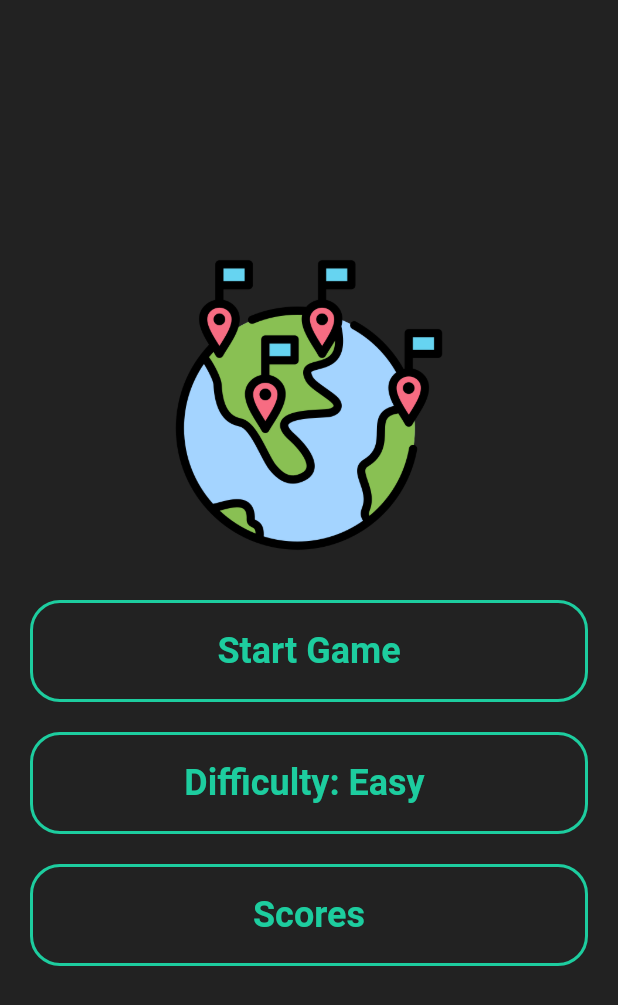
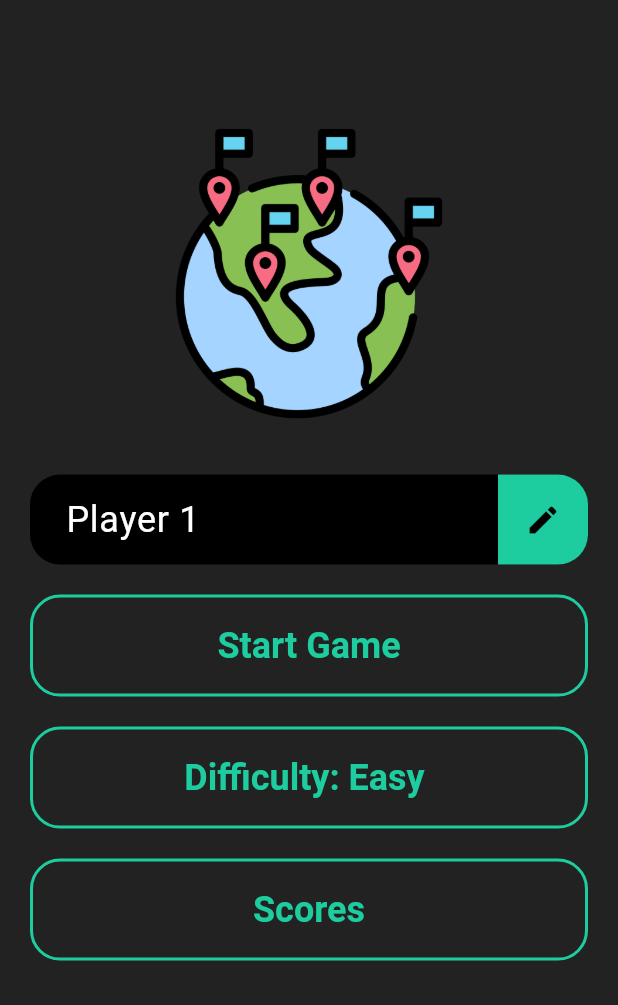
Before and after one commit to s15-coder/Country-Pairs, a Flutter app: the screen it shows after launch, on a phone screen of 412 x 824 dp. Shown: the top 1005 px of the screen. Run offline on Flutter 3.47's test engine with Material 3 defaults, Android fonts, the phone set to English and light mode, and no system bars; our stand-ins replace audioplayers, flutter_riverpod.

```diff
--- /dev/null
+++ b/lib/components/player_name_field.dart
@@ -0,0 +1,117 @@
+import 'package:flutter/material.dart';
+import 'package:pairs_game/constants/ui_colors.dart';
+
+class PlayerNameField extends StatefulWidget {
+  const PlayerNameField({super.key});
+
+  @override
+  State<PlayerNameField> createState() => _PlayerNameFieldState();
+}
+
+class _PlayerNameFieldState extends State<PlayerNameField> {
+  bool editing = false;
+  String playerName = "Player 1";
+  late TextEditingController playerNameController;
+  late FocusNode playerNameFocusNode;
+  @override
+  void initState() {
+    playerNameController = TextEditingController();
+    playerNameFocusNode = FocusNode();
+    playerNameController.text = playerName;
+    super.initState();
+  }
+
+  @override
+  void dispose() {
+    playerNameController.dispose();
+    playerNameFocusNode.dispose();
+    super.dispose();
+  }
+
+  toggleEditing() {
+    setState(() {
+      editing = !editing;
+    });
+    Future.delayed(
+      const Duration(milliseconds: 100),
+      () {
+        if (editing) {
+          playerNameFocusNode.requestFocus();
+        } else {
+          playerName = playerNameController.text;
+          playerNameFocusNode.unfocus();
+        }
+      },
+    );
+  }
+
+  @override
+  Widget build(BuildContext context) {
+    return Padding(
+      padding: const EdgeInsets.symmetric(horizontal: 20, vertical: 10),
+      child: Row(
+        children: [
+          Expanded(
+              child: Stack(
+            children: [
+              TextField(
+                enabled: editing,
+                focusNode: playerNameFocusNode,
+                controller: playerNameController,
+                onSubmitted: (value) {
+                  toggleEditing();
+                },
+                textCapitalization: TextCapitalization.sentences,
+                decoration: InputDecoration(
+                    contentPadding: const EdgeInsets.only(right: 80, left: 20),
+                    filled: true,
+                    fillColor: UIColors.black,
+                    hintText: "Enter your name",
+                    hintStyle: const TextStyle(
+                      color: Color.fromARGB(108, 255, 255, 255),
+                      fontSize: 18,
+                    ),
+                    suffixIcon: Container(),
+                    border: OutlineInputBorder(
+                      borderRadius: BorderRadius.circular(20),
+                      borderSide: BorderSide.none,
+                    ),
+                    suffixIconConstraints: BoxConstraints(
+                      maxHeight: 60,
+                      maxWidth: 60,
+                    )),
+                style: TextStyle(
+                  color: Colors.white,
+                  fontSize: 24,
+                ),
+              ),
+              Positioned(
+                right: 0,
+                child: GestureDetector(
+                  onTap: () {
+                    toggleEditing();
+                  },
+                  child: Container(
+                    height: 60,
+                    width: 60,
+                    decoration: BoxDecoration(
+                      borderRadius: BorderRadius.only(
+                        topRight: Radius.circular(20),
+                        bottomRight: Radius.circular(20),
+                      ),
+                      color: UIColors.green,
+                    ),
+                    child: Icon(
+                      editing ? Icons.check : Icons.edit,
+                      color: UIColors.black,
+                    ),
+                  ),
+                ),
+              ),
+            ],
+          )),
+        ],
+      ),
+    );
+  }
+}
--- a/lib/pages/welcome_game_page.dart
+++ b/lib/pages/welcome_game_page.dart
@@ -1,6 +1,7 @@
 import 'package:flutter/material.dart';
 import 'package:flutter_riverpod/flutter_riverpod.dart';
 import 'package:pairs_game/components/difficulty_options.dart';
+import 'package:pairs_game/components/player_name_field.dart';
 import 'package:pairs_game/components/welcome_button.dart';
 import 'package:pairs_game/constants/ui_colors.dart';
 import 'package:pairs_game/pages/home_pairs_page.dart';
@@ -12,18 +13,23 @@ class WelcomeGamePage extends ConsumerWidget {
   @override
   Widget build(BuildContext context, WidgetRef ref) {
     final difficulty = ref.watch(pairsProvider.select((e) => e.difficulty));
-    return Scaffold(
+    return Center(
+      child: Scaffold(
         backgroundColor: UIColors.darkGray,
-      body: SafeArea(
-        child: Center(
+        body: SingleChildScrollView(
+          child: SafeArea(
             child: Column(
               mainAxisAlignment: MainAxisAlignment.center,
               children: [
+                SizedBox(
+                  height: MediaQuery.of(context).size.height * 0.1,
+                ),
                 Image.asset(
                   "assets/app/world_icon.png",
                   width: 200,
                 ),
-              const SizedBox(height: 20),
+                const SizedBox(height: 24),
+                PlayerNameField(),
                 WelcomeButton(
                   onPressed: () {
                     Navigator.pushNamed(
@@ -53,6 +59,7 @@ class WelcomeGamePage extends ConsumerWidget {
             ),
           ),
         ),
+      ),
     );
   }
 }
--- a/pubspec.yaml
+++ b/pubspec.yaml
@@ -31,6 +31,7 @@ dependencies:
   flutter:
     sdk: flutter
   flutter_riverpod: ^2.6.1
+  audioplayers: ^6.4.0
 
   # The following adds the Cupertino Icons font to your application.
   # Use with the CupertinoIcons class for iOS style icons.
@@ -61,6 +62,7 @@ flutter:
   assets:
     - assets/flags/
     - assets/app/
+    - assets/sound/
   #   - images/a_dot_ham.jpeg
 
   # An image asset can refer to one or more resolution-specific "variants", see
```
Also changed, not shown: lib/pages/home_pairs_page.dart (+50 -7 lines), lib/providers/pairs/controller.dart (+11 -2 lines), pubspec.lock, 16 other files. Lines whose indentation alone changed are shown as unchanged.
